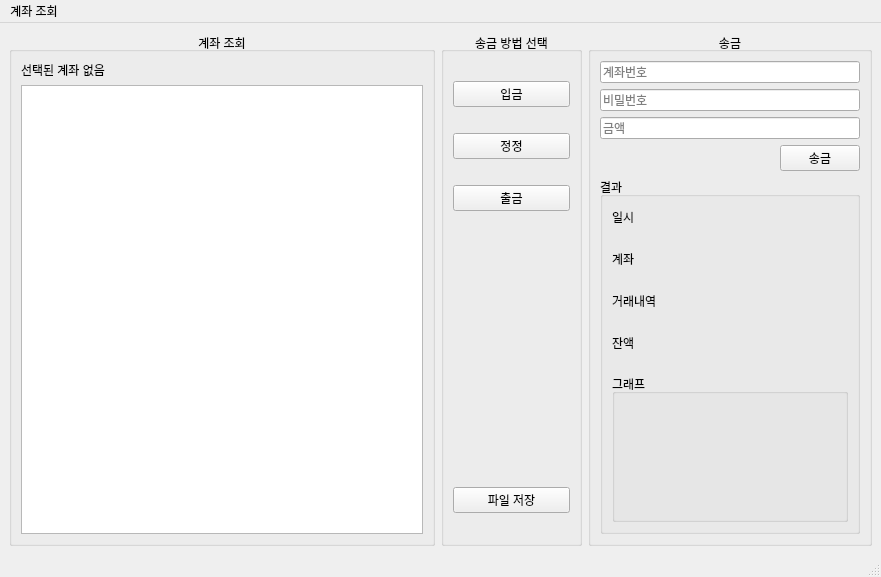
First picture: the form in mainwindow.ui, repository DevSunbi/VEDA_Side_Project, before the edit.
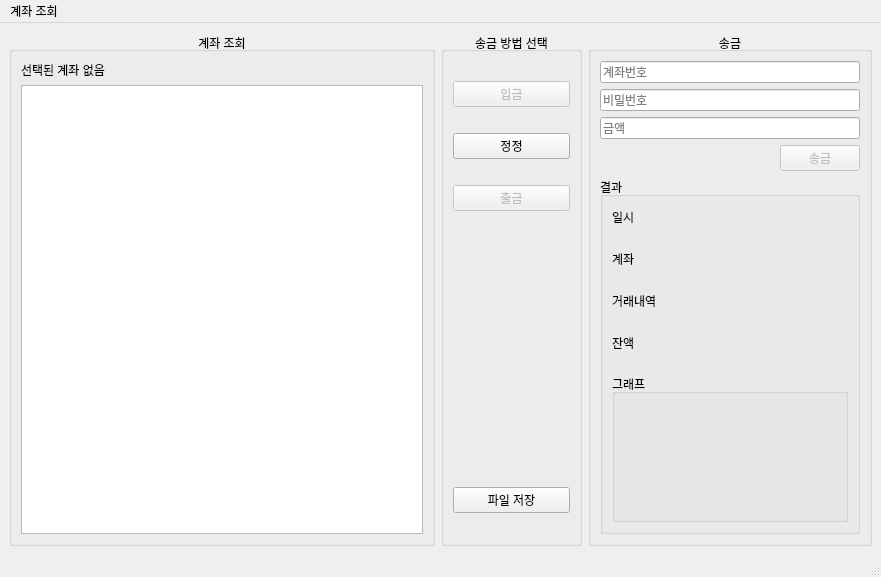
Second picture: the form after the edit.

The edit to the form file:
```diff
--- a/mainwindow.ui
+++ b/mainwindow.ui
@@ -50,6 +50,9 @@
         <layout class="QVBoxLayout" name="verticalLayout_2">
          <item>
           <widget class="QPushButton" name="Deposit_Btn">
+           <property name="enabled">
+            <bool>false</bool>
+           </property>
            <property name="text">
             <string>입금</string>
            </property>
@@ -64,6 +67,9 @@
          </item>
          <item>
           <widget class="QPushButton" name="Withdraw_Btn">
+           <property name="enabled">
+            <bool>false</bool>
+           </property>
            <property name="text">
             <string>출금</string>
            </property>
@@ -139,6 +145,9 @@
          </item>
          <item alignment="Qt::AlignmentFlag::AlignRight">
           <widget class="QPushButton" name="Confirm_Btn">
+           <property name="enabled">
+            <bool>false</bool>
+           </property>
            <property name="text">
             <string>송금</string>
            </property>
```
